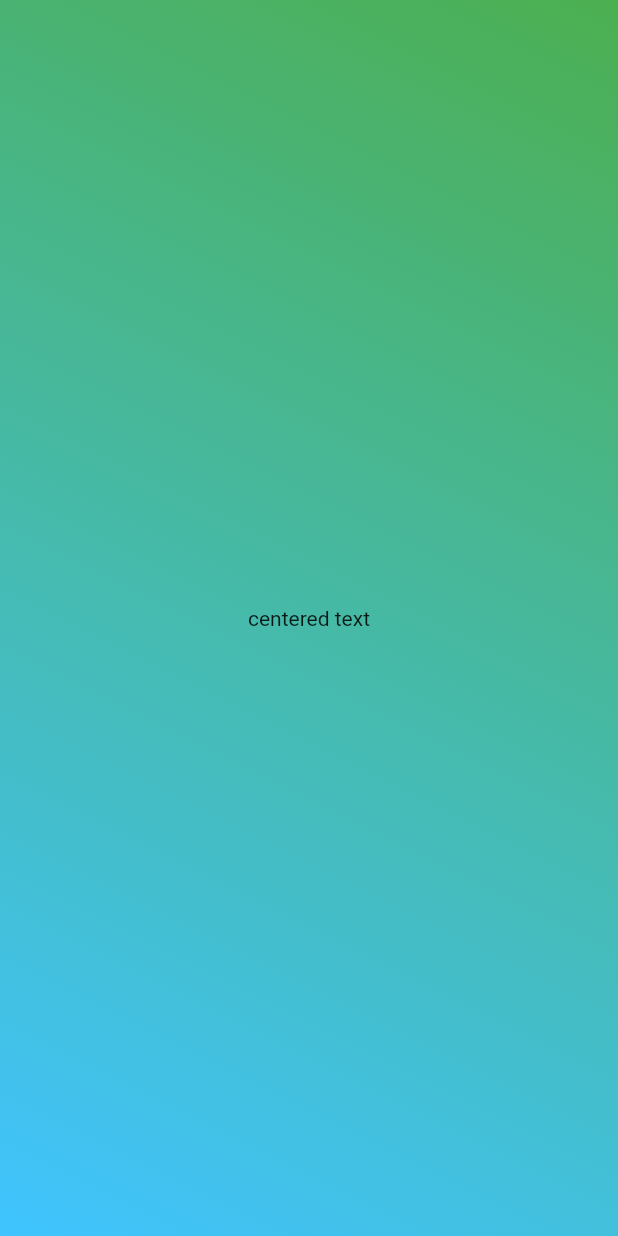
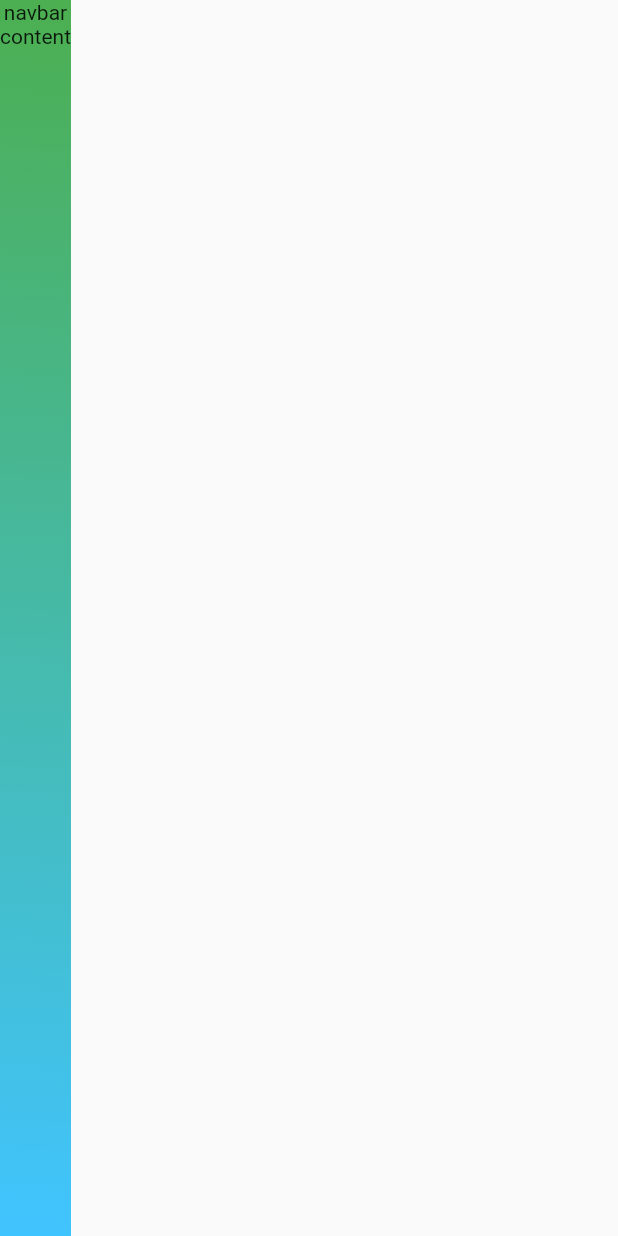
Before and after one commit to sphinxlikee/datamanager, a Flutter app: the screen it shows after launch, on a phone screen of 412 x 824 dp. Run offline on Flutter 3.47's test engine with Material 2 defaults, Android fonts, the phone set to English and light mode, and no system bars.

Commit message:
create outline for homepage

```diff
--- a/lib/main.dart
+++ b/lib/main.dart
@@ -25,8 +25,11 @@ class MyHomePage extends StatelessWidget {
   Widget build(BuildContext context) {
     return Scaffold(
       body: Container(
-        child: Center(
-          child: Text('centered text'),
+        child: Column(
+          children: [
+            Text('navbar'),
+            Text('content'),
+          ],
         ),
         decoration: BoxDecoration(
           gradient: LinearGradient(
```
